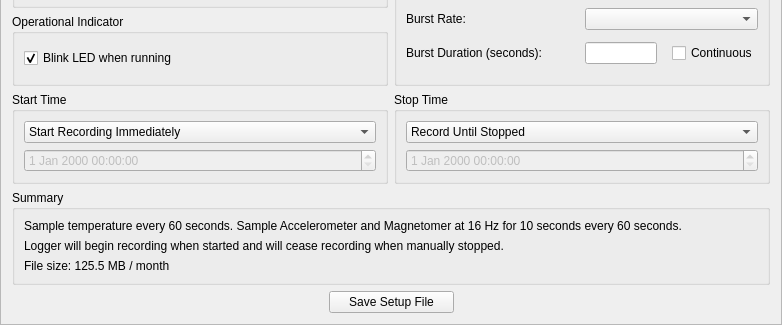
First picture: the form in gui/designer_files/setup.ui, repository LowellInstruments/Domino, before the edit; both pictures show x 0 to 782 and y 168 to 493 of the 782 by 493 pixel window.
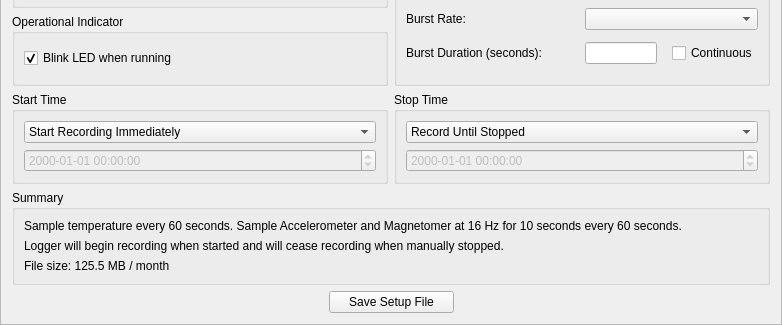
Second picture: the form after the edit.

```diff
--- a/gui/designer_files/setup.ui
+++ b/gui/designer_files/setup.ui
@@ -144,6 +144,9 @@
         <property name="enabled">
          <bool>false</bool>
         </property>
+        <property name="displayFormat">
+         <string>yyyy-MM-dd HH:mm:ss</string>
+        </property>
        </widget>
       </item>
      </layout>
@@ -174,6 +177,9 @@
         <property name="enabled">
          <bool>false</bool>
         </property>
+        <property name="displayFormat">
+         <string>yyyy-MM-dd HH:mm:ss</string>
+        </property>
        </widget>
       </item>
      </layout>
```
Left out of the diff: 4 changed lines with no effect on the pictures.
